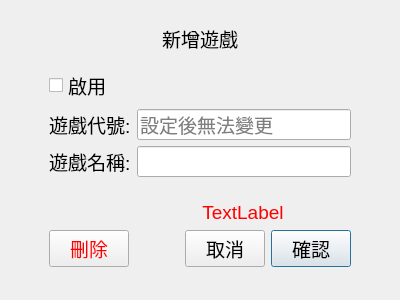
The window that src/AdbClient/DialogGameEdit.ui (roger0816/Adb) describes before a commit, drawn with Qt 5.
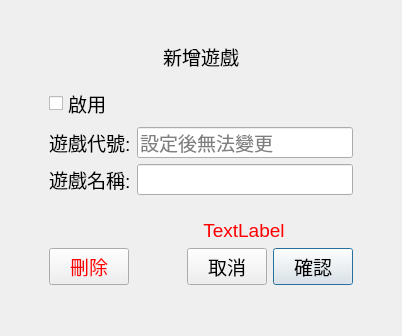
The same window after the commit.

The edit to the form file:
```diff
--- a/src/AdbClient/DialogGameEdit.ui
+++ b/src/AdbClient/DialogGameEdit.ui
@@ -6,8 +6,8 @@
    <rect>
     <x>0</x>
     <y>0</y>
-    <width>400</width>
-    <height>300</height>
+    <width>402</width>
+    <height>336</height>
    </rect>
   </property>
   <property name="windowTitle">
```
